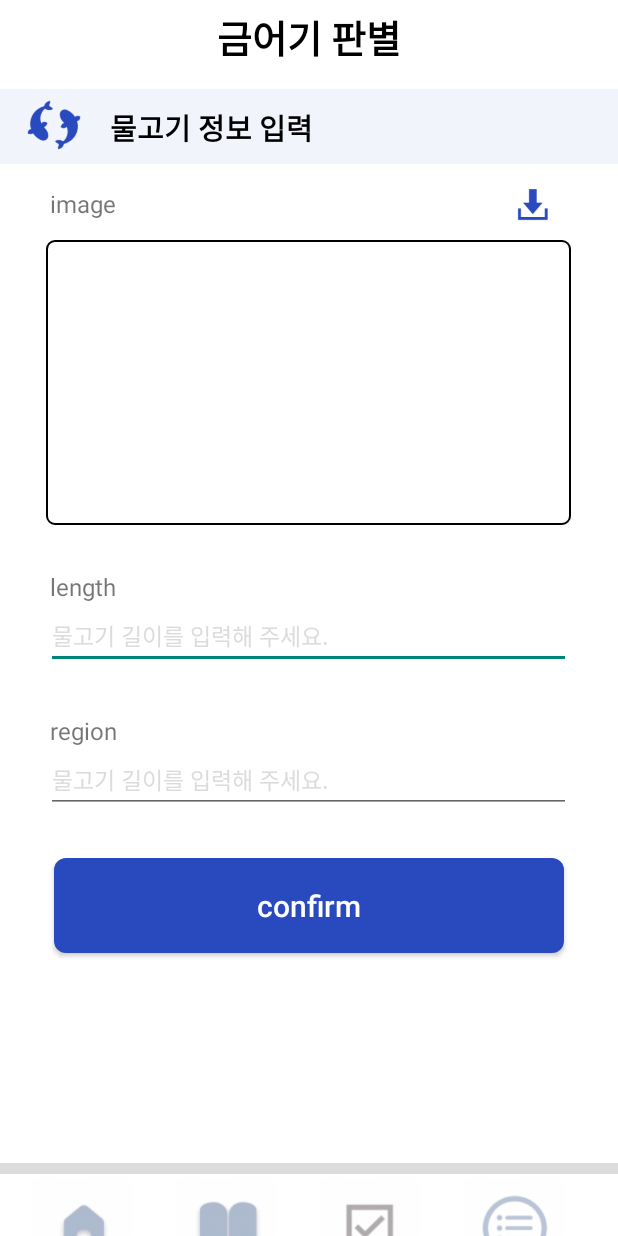
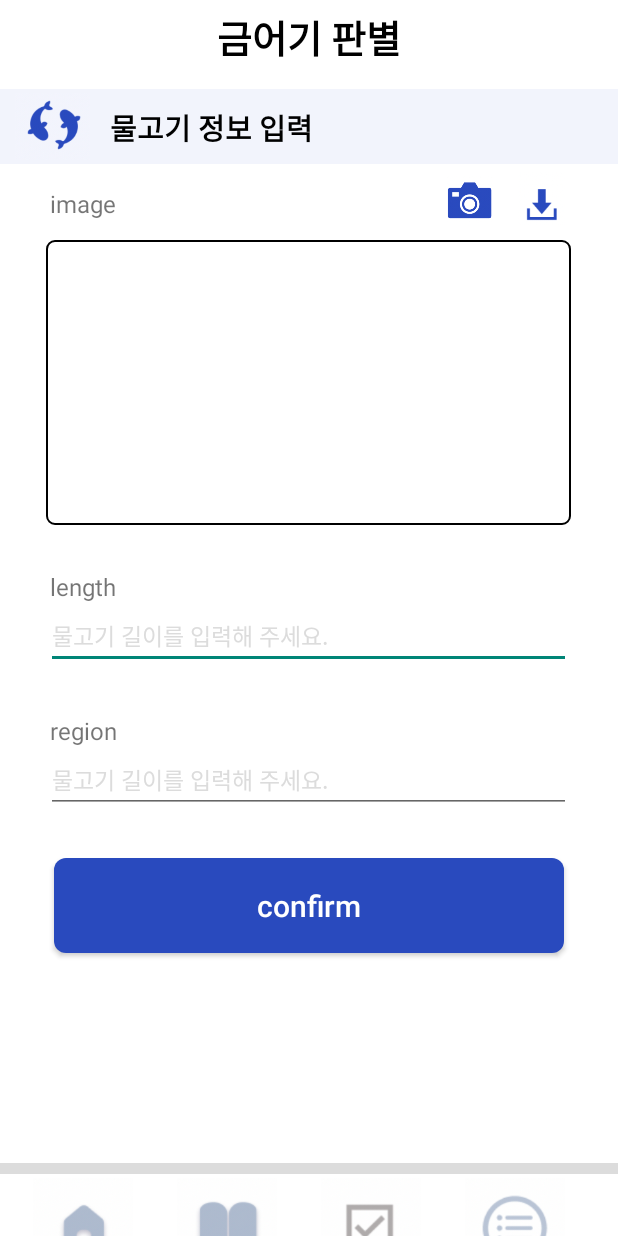
Before and after one commit to Fish-Dectection/frontend-repo, an Android app: the Input_info screen opened directly, with no data from a screen before it, on a phone screen of 412 x 824 dp. Run offline under Robolectric (Android 15) with nearby library versions, the phone set to English and light mode, and no system bars.

Commit message:
xml 수정

```diff
--- a/app/src/main/res/layout/activity_input_info.xml
+++ b/app/src/main/res/layout/activity_input_info.xml
@@ -59,10 +59,18 @@
             android:layout_marginTop="15dp"
             />
         <ImageView
+            android:layout_width="32dp"
+            android:layout_height="32dp"
+            android:src="@drawable/camera_btn"
+            android:layout_marginLeft="220dp"
+            android:layout_marginTop="8dp"
+            android:id="@+id/cameraBtn"/>
+
+        <ImageView
             android:layout_width="35dp"
             android:layout_height="35dp"
             android:src="@drawable/download"
-            android:layout_marginLeft="260dp"
+            android:layout_marginLeft="14dp"
             android:layout_marginTop="5dp"
             android:id="@+id/downloadBtn"/>
 
@@ -122,6 +130,7 @@
         android:textSize="20dp"
         android:id="@+id/confirm_btn"
         />
+
 <!--하단바 시작-->
     <LinearLayout
         android:layout_width="match_parent"
@@ -134,6 +143,7 @@
             android:layout_marginTop="140dp"
             android:background="@color/grey"/>
     </LinearLayout>
+
     <LinearLayout
         android:layout_width="match_parent"
         android:layout_height="65dp"
@@ -143,7 +153,8 @@
         <ImageView
             android:layout_width="wrap_content"
             android:layout_height="wrap_content"
-            android:src="@drawable/buttom_btn1"/>
+            android:src="@drawable/buttom_btn1"
+            android:id="@+id/homeBtn_input"/>
         <ImageView
             android:layout_width="wrap_content"
             android:layout_height="wrap_content"
--- /dev/null
+++ b/app/src/main/res/xml/prorvider_paths.xml
@@ -0,0 +1,4 @@
+<?xml version="1.0" encoding="utf-8"?>
+<paths xmlns:android="http://schemas.android.com/apk/res/android">
+    <files-path name="result_file" path="." />
+</paths>
```
Also changed, not shown: app/src/main/res/layout/activity_result.xml (+4 -5 lines).
